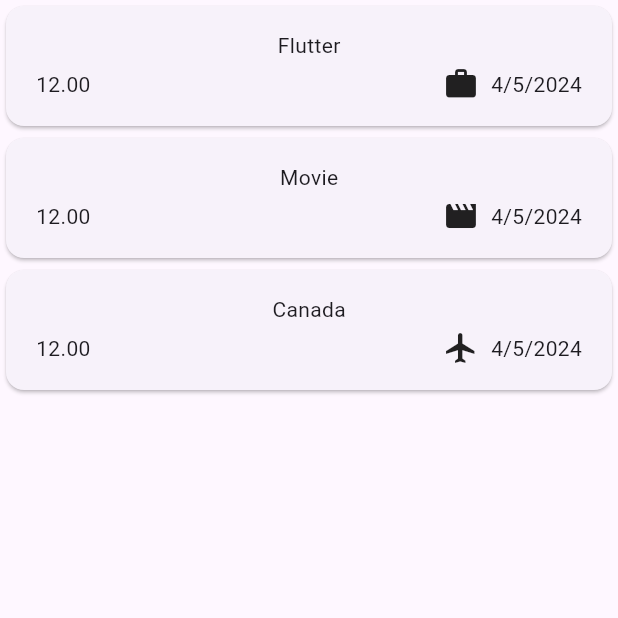
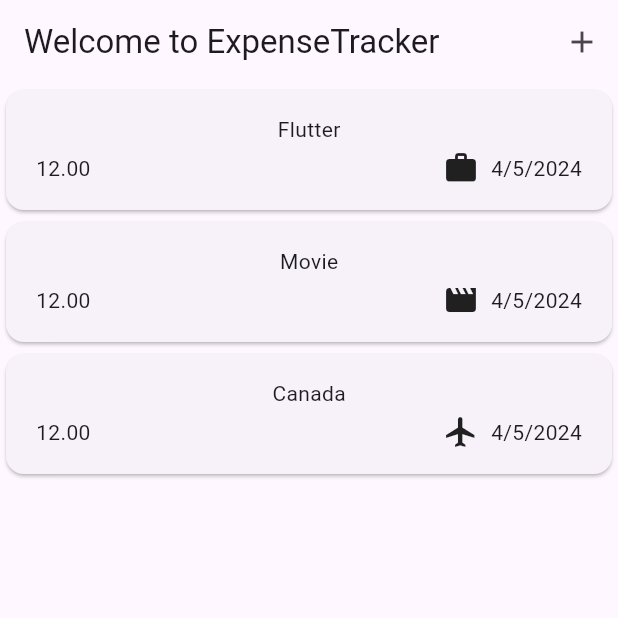
Before and after one commit to Dannysyed/ExpenseAppUsingFlutter, a Flutter app: the screen it shows after launch, on a phone screen of 412 x 824 dp, the top half of it. Run offline on Flutter 3.47's test engine with Material 3 defaults, Android fonts, the phone set to English and light mode, and no system bars.

Commit message:
Addin appbar

```diff
--- a/lib/widgets/expenses.dart
+++ b/lib/widgets/expenses.dart
@@ -29,11 +29,21 @@ class _Expense extends State<Expense> {
         category: Category.travel,
         date: DateTime.now())
   ];
+  void _getModaloverlay() {
+    showModalBottomSheet(context: context, builder: (ctx) => const Text("his"));
+  }
+
   @override
   Widget build(BuildContext context) {
     return Scaffold(
+        appBar: AppBar(
+          title: const Text("Welcome to ExpenseTracker"),
+          actions: [
+            IconButton(onPressed: _getModaloverlay, icon: const Icon(Icons.add))
+          ],
+        ),
         body: ExpensesList(
-      registeredExpenses: _registeredExpense,
-    ));
+          registeredExpenses: _registeredExpense,
+        ));
   }
 }
```
